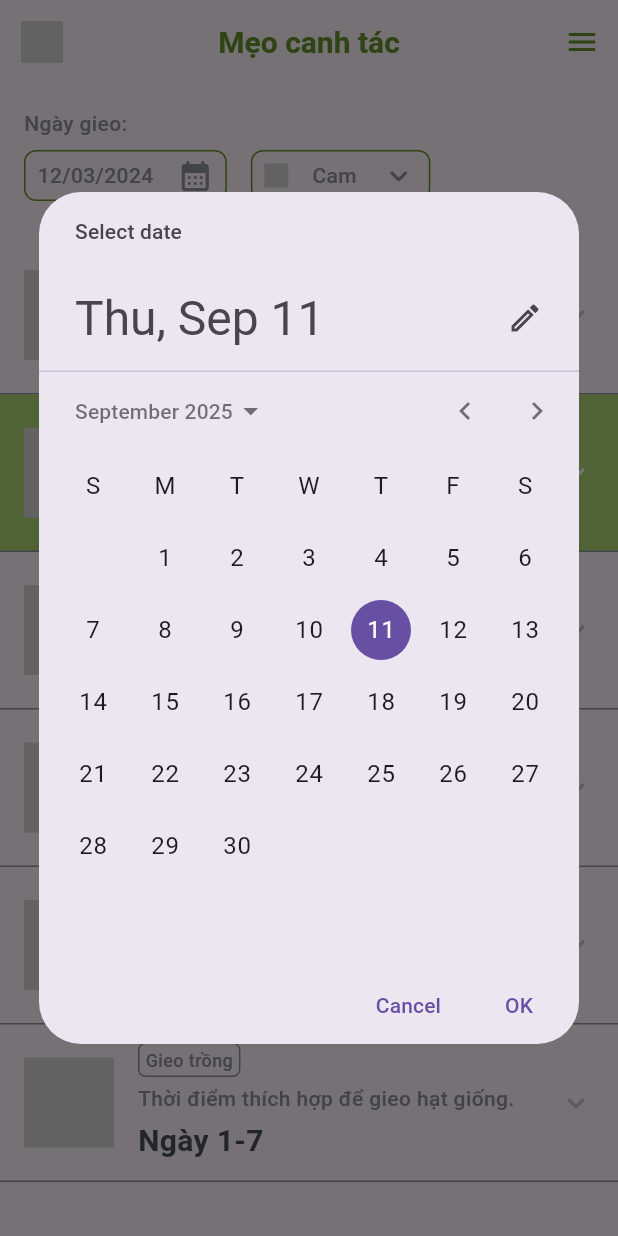
After one commit to NDHunq/SE505_Plantheon, a Flutter app: the FarmingTips screen opened directly, after a tap on "12/03/2024", on a phone screen of 412 x 824 dp. The commit adds this screen. Run offline on Flutter 3.47's test engine with Material 3 defaults, Android fonts, the phone set to English and light mode, and no system bars; our stand-ins replace flutter_svg.

Commit message:
feat: farming tips screen

```diff
--- /dev/null
+++ b/lib/common/widgets/datepicker/basic_datepicker.dart
@@ -0,0 +1,46 @@
+import 'package:flutter/material.dart';
+import 'package:se501_plantheon/core/configs/theme/app_colors.dart';
+
+class BasicDatepicker extends StatelessWidget {
+  const BasicDatepicker({super.key});
+
+  @override
+  Widget build(BuildContext context) {
+    return GestureDetector(
+      onTap: () {
+        // Handle date selection
+        showDatePicker(
+          context: context,
+          initialDate: DateTime.now(),
+          firstDate: DateTime(2000),
+          lastDate: DateTime(2101),
+        ).then((selectedDate) {
+          if (selectedDate != null) {
+            // Update the selected date
+          }
+        });
+      },
+      child: Container(
+        padding: const EdgeInsets.symmetric(horizontal: 8, vertical: 4),
+        decoration: BoxDecoration(
+          borderRadius: BorderRadius.circular(8),
+          border: Border.all(color: AppColors.primary_700, width: 1),
+        ),
+        child: Row(
+          spacing: 16,
+          children: [
+            Text(
+              "12/03/2024",
+              style: TextStyle(
+                color: AppColors.text_color_200,
+                fontSize: 14,
+                fontWeight: FontWeight.w500,
+              ),
+            ),
+            Icon(Icons.calendar_month_rounded, color: AppColors.text_color_200),
+          ],
+        ),
+      ),
+    );
+  }
+}
--- /dev/null
+++ b/lib/presentation/screens/home/farming_tips.dart
@@ -0,0 +1,100 @@
+import 'package:flutter/material.dart';
+import 'package:se501_plantheon/common/widgets/appbar/basic_appbar.dart';
+import 'package:se501_plantheon/common/widgets/datepicker/basic_datepicker.dart';
+import 'package:se501_plantheon/core/configs/assets/app_vectors.dart';
+import 'package:se501_plantheon/core/configs/theme/app_colors.dart';
+import 'package:se501_plantheon/presentation/screens/home/widgets/card/farming_tip_stage_card.dart';
+import 'package:se501_plantheon/presentation/screens/home/widgets/plants_dropdown.dart';
+
+class FarmingTips extends StatelessWidget {
+  const FarmingTips({super.key});
+
+  @override
+  Widget build(BuildContext context) {
+    return Scaffold(
+      appBar: BasicAppbar(
+        title: 'Mẹo canh tác',
+        actions: [
+          IconButton(
+            icon: const Icon(Icons.menu_rounded, color: AppColors.primary_700),
+            onPressed: () {},
+          ),
+        ],
+      ),
+      body: Padding(
+        padding: const EdgeInsets.symmetric(vertical: 16.0),
+        child: SingleChildScrollView(
+          child: Column(
+            crossAxisAlignment: CrossAxisAlignment.start,
+            children: [
+              Padding(
+                padding: const EdgeInsets.symmetric(horizontal: 16.0),
+                child: Column(
+                  crossAxisAlignment: CrossAxisAlignment.start,
+                  children: [
+                    Text(
+                      "Ngày gieo:",
+                      style: TextStyle(
+                        color: AppColors.text_color_200,
+                        fontSize: 14,
+                        fontWeight: FontWeight.w500,
+                      ),
+                    ),
+                    SizedBox(height: 8),
+                    Row(
+                      spacing: 16,
+                      children: [BasicDatepicker(), PlantsDropdown()],
+                    ),
+                    SizedBox(height: 24),
+                  ],
+                ),
+              ),
+              FarmingTipStageCard(
+                vectorAsset: AppVectors.weatherSunny,
+                stageLabel: 'Gieo trồng',
+                stageDescription: 'Thời điểm thích hợp để gieo hạt giống.',
+                stageTime: 'Ngày 1-7',
+                isNow: false,
+              ),
+              FarmingTipStageCard(
+                vectorAsset: AppVectors.weatherRainThunder,
+                stageLabel: 'Gieo trồng',
+                stageDescription: 'Thời điểm thích hợp để gieo hạt giống.',
+                stageTime: 'Ngày 1-7',
+                isNow: true,
+              ),
+              FarmingTipStageCard(
+                vectorAsset: AppVectors.weatherSunny,
+                stageLabel: 'Gieo trồng',
+                stageDescription: 'Thời điểm thích hợp để gieo hạt giống.',
+                stageTime: 'Ngày 1-7',
+                isNow: false,
+              ),
+              FarmingTipStageCard(
+                vectorAsset: AppVectors.weatherSunny,
+                stageLabel: 'Gieo trồng',
+                stageDescription: 'Thời điểm thích hợp để gieo hạt giống.',
+                stageTime: 'Ngày 1-7',
+                isNow: false,
+              ),
+              FarmingTipStageCard(
+                vectorAsset: AppVectors.weatherSunny,
+                stageLabel: 'Gieo trồng',
+                stageDescription: 'Thời điểm thích hợp để gieo hạt giống.',
+                stageTime: 'Ngày 1-7',
+                isNow: false,
+              ),
+              FarmingTipStageCard(
+                vectorAsset: AppVectors.weatherSunny,
+                stageLabel: 'Gieo trồng',
+                stageDescription: 'Thời điểm thích hợp để gieo hạt giống.',
+                stageTime: 'Ngày 1-7',
+                isNow: false,
+              ),
+            ],
+          ),
+        ),
+      ),
+    );
+  }
+}
--- a/lib/presentation/screens/home/home.dart
+++ b/lib/presentation/screens/home/home.dart
@@ -1,6 +1,6 @@
 import 'package:flutter/material.dart';
 import 'package:flutter_svg/flutter_svg.dart';
-import 'package:se501_plantheon/common/widgets/card/weather_card.dart';
+import 'package:se501_plantheon/presentation/screens/home/widgets/card/weather_card.dart';
 import 'package:se501_plantheon/core/configs/assets/app_vectors.dart';
 import 'package:se501_plantheon/core/configs/theme/app_colors.dart';
 import 'package:se501_plantheon/presentation/screens/home/chat_bot.dart';
--- a/lib/presentation/screens/home/sections/disease_warning_section.dart
+++ b/lib/presentation/screens/home/sections/disease_warning_section.dart
@@ -1,6 +1,6 @@
 import 'package:flutter/material.dart';
 import 'package:se501_plantheon/core/configs/theme/app_colors.dart';
-import 'package:se501_plantheon/presentation/screens/home/widgets/disease_card.dart';
+import 'package:se501_plantheon/presentation/screens/home/widgets/card/disease_card.dart';
 
 class DiseaseWarningSection extends StatelessWidget {
   const DiseaseWarningSection({super.key});
--- a/lib/presentation/screens/home/sections/history_section.dart
+++ b/lib/presentation/screens/home/sections/history_section.dart
@@ -1,6 +1,6 @@
 import 'package:flutter/material.dart';
 import 'package:se501_plantheon/core/configs/theme/app_colors.dart';
-import 'package:se501_plantheon/presentation/screens/home/widgets/history_card.dart';
+import 'package:se501_plantheon/presentation/screens/home/widgets/card/history_card.dart';
 
 class HistorySection extends StatelessWidget {
   const HistorySection({super.key});
--- a/lib/presentation/screens/home/sections/service_section.dart
+++ b/lib/presentation/screens/home/sections/service_section.dart
@@ -1,5 +1,6 @@
 import 'package:flutter/material.dart';
-import 'package:se501_plantheon/common/widgets/card/service_card.dart';
+import 'package:se501_plantheon/presentation/screens/home/farming_tips.dart';
+import 'package:se501_plantheon/presentation/screens/home/widgets/card/service_card.dart';
 
 class ServiceSection extends StatelessWidget {
   const ServiceSection({super.key});
@@ -11,8 +12,18 @@ class ServiceSection extends StatelessWidget {
       child: ListView.builder(
         scrollDirection: Axis.horizontal,
         itemCount: 7,
-        itemBuilder: (context, index) =>
-            ServiceCard(text: 'Tính toán phân bón', icon: Icons.local_florist),
+        itemBuilder: (context, index) => GestureDetector(
+          onTap: () {
+            Navigator.push(
+              context,
+              MaterialPageRoute(builder: (context) => const FarmingTips()),
+            );
+          },
+          child: ServiceCard(
+            text: 'Tính toán phân bón',
+            icon: Icons.local_florist,
+          ),
+        ),
       ),
     );
   }
--- a/lib/presentation/screens/home/weather.dart
+++ b/lib/presentation/screens/home/weather.dart
@@ -6,7 +6,7 @@ import 'package:se501_plantheon/core/configs/assets/app_vectors.dart';
 import 'package:se501_plantheon/core/configs/enums/weather_type.dart';
 import 'package:se501_plantheon/core/configs/theme/app_colors.dart';
 import 'package:se501_plantheon/presentation/screens/home/widgets/weather_card.dart';
-import 'package:se501_plantheon/presentation/screens/home/widgets/weather_horizontal_card.dart';
+import 'package:se501_plantheon/presentation/screens/home/widgets/card/weather_horizontal_card.dart';
 
 class Weather extends StatelessWidget {
   const Weather({super.key});
--- /dev/null
+++ b/lib/presentation/screens/home/widgets/card/farming_tip_stage_card.dart
@@ -0,0 +1,88 @@
+import 'package:flutter/material.dart';
+import 'package:flutter_svg/flutter_svg.dart';
+import 'package:se501_plantheon/core/configs/theme/app_colors.dart';
+
+class FarmingTipStageCard extends StatelessWidget {
+  final String vectorAsset;
+  final String stageLabel;
+  final String stageDescription;
+  final String stageTime;
+  final bool isNow;
+
+  const FarmingTipStageCard({
+    super.key,
+    required this.vectorAsset,
+    required this.stageLabel,
+    required this.stageDescription,
+    required this.stageTime,
+    this.isNow = false,
+  });
+
+  @override
+  Widget build(BuildContext context) {
+    return Container(
+      decoration: BoxDecoration(
+        color: isNow ? AppColors.primary_300 : Colors.transparent,
+        border: const Border(
+          bottom: BorderSide(color: AppColors.text_color_200, width: 1),
+        ),
+      ),
+      padding: const EdgeInsets.symmetric(vertical: 12, horizontal: 16),
+      child: Row(
+        spacing: 16,
+        children: [
+          SvgPicture.asset(vectorAsset, width: 60, height: 60),
+          Expanded(
+            child: Column(
+              crossAxisAlignment: CrossAxisAlignment.start,
+              spacing: 4,
+              children: [
+                Container(
+                  padding: const EdgeInsets.symmetric(
+                    horizontal: 4,
+                    vertical: 2,
+                  ),
+                  decoration: BoxDecoration(
+                    borderRadius: BorderRadius.circular(5),
+                    border: Border.all(
+                      color: isNow ? AppColors.white : AppColors.text_color_200,
+                      width: 1,
+                    ),
+                  ),
+                  child: Text(
+                    stageLabel,
+                    style: TextStyle(
+                      color: isNow ? AppColors.white : AppColors.text_color_200,
+                      fontSize: 12,
+                      fontWeight: FontWeight.w500,
+                    ),
+                  ),
+                ),
+                Text(
+                  stageDescription,
+                  style: TextStyle(
+                    color: isNow ? AppColors.white : AppColors.text_color_200,
+                    fontSize: 14,
+                    fontWeight: FontWeight.w500,
+                  ),
+                ),
+                Text(
+                  stageTime,
+                  style: TextStyle(
+                    color: isNow ? AppColors.white : AppColors.text_color_400,
+                    fontSize: 20,
+                    fontWeight: FontWeight.w700,
+                  ),
+                ),
+              ],
+            ),
+          ),
+          Icon(
+            Icons.keyboard_arrow_down_rounded,
+            color: isNow ? AppColors.white : AppColors.text_color_50,
+          ),
+        ],
+      ),
+    );
+  }
+}
--- /dev/null
+++ b/lib/presentation/screens/home/widgets/plants_dropdown.dart
@@ -0,0 +1,37 @@
+import 'package:flutter/material.dart';
+import 'package:flutter_svg/flutter_svg.dart';
+import 'package:se501_plantheon/core/configs/assets/app_vectors.dart';
+import 'package:se501_plantheon/core/configs/theme/app_colors.dart';
+
+class PlantsDropdown extends StatelessWidget {
+  const PlantsDropdown({super.key});
+
+  @override
+  Widget build(BuildContext context) {
+    return Container(
+      padding: const EdgeInsets.symmetric(horizontal: 8, vertical: 4),
+      decoration: BoxDecoration(
+        borderRadius: BorderRadius.circular(8),
+        border: Border.all(color: AppColors.primary_700, width: 1),
+      ),
+      child: Row(
+        spacing: 16,
+        children: [
+          SvgPicture.asset(AppVectors.weatherSunny, width: 16, height: 16),
+          Text(
+            "Cam",
+            style: TextStyle(
+              color: AppColors.text_color_200,
+              fontSize: 14,
+              fontWeight: FontWeight.w500,
+            ),
+          ),
+          Icon(
+            Icons.keyboard_arrow_down_rounded,
+            color: AppColors.text_color_200,
+          ),
+        ],
+      ),
+    );
+  }
+}
```
Also changed, not shown: lib/presentation/screens/home/widgets/card/disease_card.dart (renamed from lib/presentation/screens/home/widgets/disease_card.dart), lib/presentation/screens/home/widgets/card/history_card.dart (renamed from lib/presentation/screens/home/widgets/history_card.dart), lib/presentation/screens/home/widgets/card/service_card.dart (renamed from lib/common/widgets/card/service_card.dart), lib/presentation/screens/home/widgets/card/weather_card.dart (renamed from lib/common/widgets/card/weather_card.dart), lib/presentation/screens/home/widgets/card/weather_horizontal_card.dart (renamed from lib/presentation/screens/home/widgets/weather_horizontal_card.dart), lib/presentation/screens/home/widgets/card/weather_vertical_card.dart (renamed from lib/presentation/screens/home/widgets/weather_vertical_card.dart).
